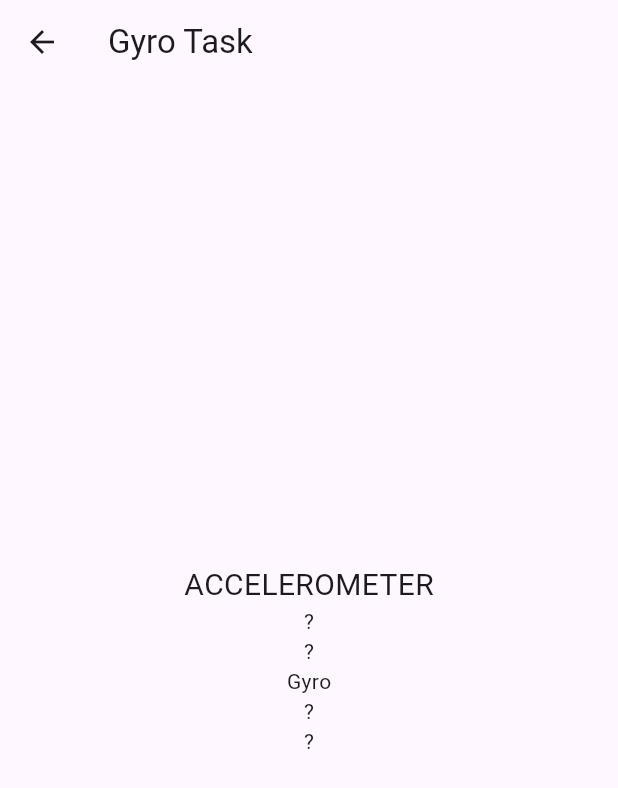
After one commit to Doho-K/ALCO-T, a Flutter app: the screen it shows after launch, after a tap on "자이로 테스크 페이지로 이동", on a phone screen of 412 x 824 dp. The commit adds this screen. Shown: the top 788 px of the screen. Run offline on Flutter 3.47's test engine with Material 3 defaults, Android fonts, the phone set to English and light mode, and no system bars; our stand-ins replace cloud_firestore, firebase_core, get, google_maps_flutter, sensors_plus; accounts and stored records are empty.

Commit message:
Gyro&Accelo added

```diff
--- /dev/null
+++ b/alco_t_dev/lib/GyroTask.dart
@@ -0,0 +1,123 @@
+import 'package:flutter/material.dart';
+import 'package:sensors_plus/sensors_plus.dart';
+import 'dart:async';
+
+class GyroTask extends StatefulWidget {
+  @override
+  _GyroTaskState createState() => _GyroTaskState();
+}
+
+class _GyroTaskState extends State<GyroTask> {
+  static const Duration _ignoreDuration = Duration(milliseconds: 20);
+
+  AccelerometerEvent? _accelerometerEvent;
+  GyroscopeEvent? _gyroscopeEvent;
+
+  DateTime? _accelerometerUpdateTime;
+  DateTime? _gyroscopeUpdateTime;
+
+  int? _accelerometerLastInterval;
+  int? _gyroscopeLastInterval;
+  final _streamSubscriptions = <StreamSubscription<dynamic>>[];
+  Duration sensorInterval = SensorInterval.normalInterval;
+
+  @override
+  Widget build(BuildContext context) {
+
+    return Scaffold(
+      appBar: AppBar(
+        title: Text('Gyro Task'),
+      ),
+      body: Center(
+        child: Column(
+          mainAxisAlignment: MainAxisAlignment.center,
+          children: <Widget>[
+            Text(
+              'ACCELEROMETER',
+              style: TextStyle(fontSize: 20),
+            ),
+            Text(_accelerometerEvent?.x.toStringAsFixed(1) ?? '?'),
+            Text(_accelerometerEvent?.y.toStringAsFixed(1) ?? '?'),
+            Text('Gyro'),
+            Text(_gyroscopeEvent?.x.toStringAsFixed(1) ?? '?'),
+            Text(_gyroscopeEvent?.y.toStringAsFixed(1) ?? '?'),
+
+          ],
+        ),
+      ),
+    );
+
+
+
+  }
+  @override
+  void dispose() {
+    super.dispose();
+    for (final subscription in _streamSubscriptions) {
+      subscription.cancel();
+    }
+  }
+
+  @override
+  void initState() {
+    super.initState();
+    _streamSubscriptions.add(
+      accelerometerEventStream(samplingPeriod: sensorInterval).listen(
+            (AccelerometerEvent event) {
+          final now = DateTime.now();
+          setState(() {
+            _accelerometerEvent = event;
+            if (_accelerometerUpdateTime != null) {
+              final interval = now.difference(_accelerometerUpdateTime!);
+              if (interval > _ignoreDuration) {
+                _accelerometerLastInterval = interval.inMilliseconds;
+              }
+            }
+          });
+          _accelerometerUpdateTime = now;
+        },
+        onError: (e) {
+          showDialog(
+              context: context,
+              builder: (context) {
+                return const AlertDialog(
+                  title: Text("Sensor Not Found"),
+                  content: Text(
+                      "It seems that your device doesn't support Accelerometer Sensor"),
+                );
+              });
+        },
+        cancelOnError: true,
+      ),
+    );
+    _streamSubscriptions.add(
+      gyroscopeEventStream(samplingPeriod: sensorInterval).listen(
+            (GyroscopeEvent event) {
+          final now = DateTime.now();
+          setState(() {
+            _gyroscopeEvent = event;
+            if (_gyroscopeUpdateTime != null) {
+              final interval = now.difference(_gyroscopeUpdateTime!);
+              if (interval > _ignoreDuration) {
+                _gyroscopeLastInterval = interval.inMilliseconds;
+              }
+            }
+          });
+          _gyroscopeUpdateTime = now;
+        },
+        onError: (e) {
+          showDialog(
+              context: context,
+              builder: (context) {
+                return const AlertDialog(
+                  title: Text("Sensor Not Found"),
+                  content: Text(
+                      "It seems that your device doesn't support Gyroscope Sensor"),
+                );
+              });
+        },
+        cancelOnError: true,
+      ),
+    );
+  }
+}
--- a/alco_t_dev/lib/infoPage.dart
+++ b/alco_t_dev/lib/infoPage.dart
@@ -1,4 +1,6 @@
 import 'package:alco_t_dev/DataCollector.dart';
+import 'package:alco_t_dev/GyroTask.dart';
+import 'package:alco_t_dev/PatternSwipingPage.dart';
 import 'package:alco_t_dev/landingPage.dart';
 import 'package:flutter/cupertino.dart';
 import 'package:flutter/material.dart';
@@ -84,6 +86,11 @@ class _infoPageState extends State<infoPage>{
             ElevatedButton(onPressed: (){
               Get.to(MapSearchPage());//이 안에 이동할 페이지 클래스를 넣어주면 됨
             }, child: Text('타이핑 테스크 페이지로 이동')),
+            SizedBox(height: 20.0),
+            ElevatedButton(onPressed: (){
+              Get.to(GyroTask());//이 안에 이동할 페이지 클래스를 넣어주면 됨
+            }, child: Text('자이로 테스크 페이지로 이동')),
+
           ],
         ),
       ),
--- a/alco_t_dev/pubspec.yaml
+++ b/alco_t_dev/pubspec.yaml
@@ -43,6 +43,7 @@ dependencies:
   google_api_headers: 1.6.0
   http: ^0.13.4
   geolocator: ^11.0.0
+  sensors_plus: ^5.0.1
 
 dev_dependencies:
   flutter_test:
```
Also changed, not shown: alco_t_dev/pubspec.lock.
